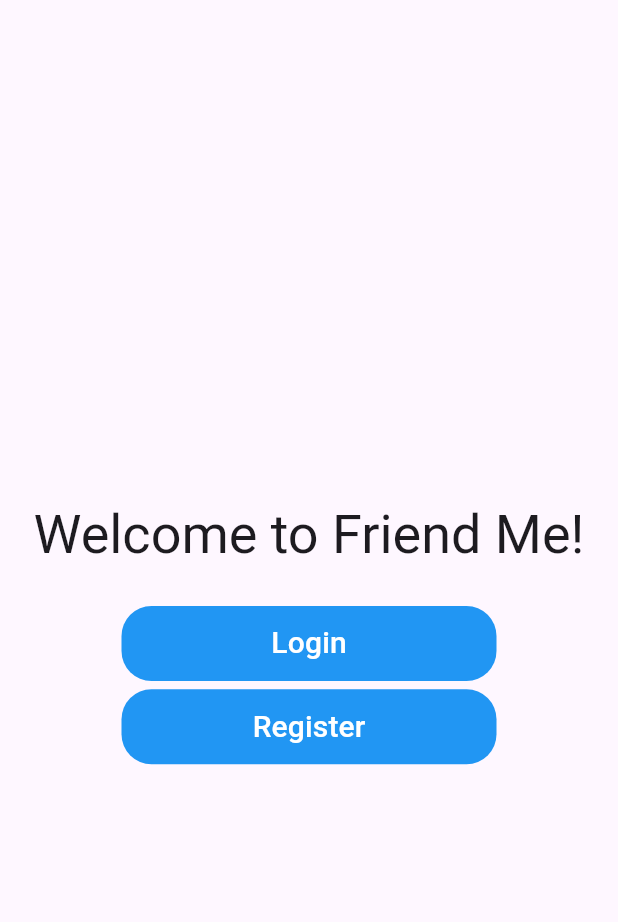
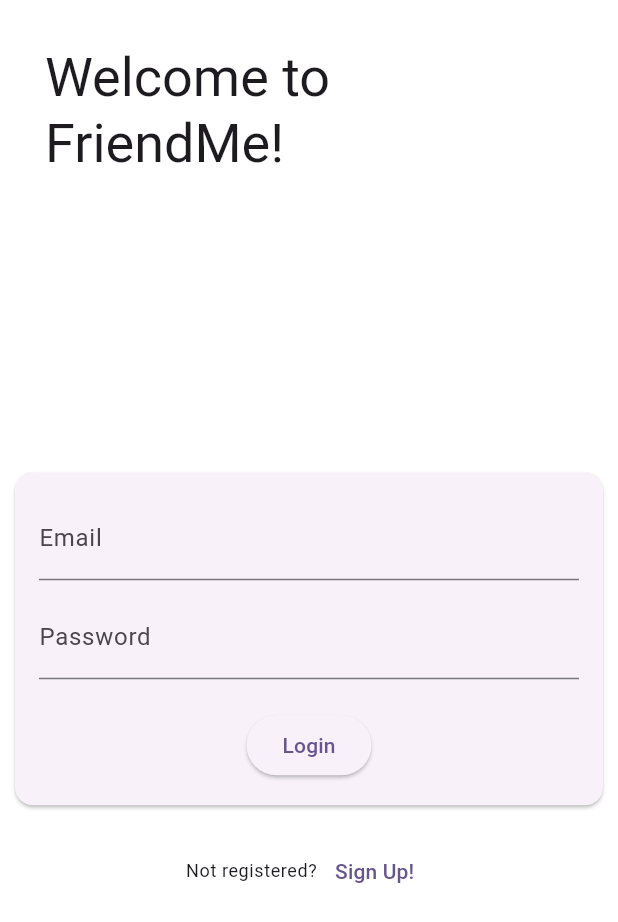
Before and after one commit to awroda596/Friend-Me, a Flutter app: the screen it shows after launch, on a phone screen of 412 x 824 dp. Shown: the top 922 px of the screen. Run offline on Flutter 3.47's test engine with Material 3 defaults, Android fonts, the phone set to English and light mode, and no system bars; our stand-ins replace firebase_auth, firebase_core, image_picker, shared_preferences; missing offline and left inert: firebase_ui_auth, kalender; accounts and stored records are empty.

Commit message:
custom login and register pages
basic implementation.  custom register will allow for setting things like public and private names on account creation.

```diff
--- a/friend_me/lib/auth/Login.dart
+++ b/friend_me/lib/auth/Login.dart
@@ -0,0 +1,113 @@
+import 'package:firebase_auth/firebase_auth.dart';
+import 'package:flutter/material.dart';
+import 'package:friend_me/auth/Register.dart';
+import 'package:friend_me/pages/home.dart';
+import 'package:shared_preferences/shared_preferences.dart';
+import 'Register.dart';
+
+class Login extends StatefulWidget {
+  const Login({super.key});
+  @override
+  State<Login> createState() => LoginState();
+}
+
+class LoginState extends State<Login> {
+  @override
+  void initState() {}
+
+  final TextEditingController _email = TextEditingController();
+  final TextEditingController _password = TextEditingController();
+
+  @override
+  Widget build(BuildContext context) {
+    return StreamBuilder<User?>(
+        stream: FirebaseAuth.instance.authStateChanges(),
+        builder: (context, snapshot) {
+          if (!snapshot.hasData) {
+            return Center(
+                child: Column(
+              mainAxisAlignment: MainAxisAlignment.center,
+              children: [
+                Container(
+                  margin: EdgeInsets.all(30),
+                  child: Text(
+                    'Welcome to FriendMe!',
+                    style: Theme.of(context).textTheme.displaySmall,
+                  ),
+                ),
+                Spacer(
+                  flex: 3,
+                ),
+                Container(
+                  constraints: BoxConstraints(
+                      minHeight: 200,
+                      minWidth: 400,
+                      maxHeight: 600,
+                      maxWidth: 500),
+                  child: Card(
+                    margin: EdgeInsets.all(10.0),
+                    child: Padding(
+                      padding: EdgeInsets.all(16.0),
+                      child: Column(
+                        mainAxisSize: MainAxisSize.min,
+                        children: <Widget>[
+                          TextField(
+                            controller: _email,
+                            decoration: InputDecoration(labelText: 'Email'),
+                          ),
+                          SizedBox(height: 10),
+                          TextField(
+                            controller: _password,
+                            decoration: InputDecoration(labelText: 'Password'),
+                            obscureText: true,
+                          ),
+                          SizedBox(height: 20),
+                          ElevatedButton(
+                            onPressed: () {
+                              try {
+                                final credential = FirebaseAuth.instance
+                                    .signInWithEmailAndPassword(
+                                  email: _email.text,
+                                  password: _password.text,
+                                );
+                              } on FirebaseAuthException catch (e) {
+                                if (e.code == 'user-not-found') {
+                                  print('No user found for that email.');
+                                } else if (e.code == 'wrong-password') {
+                                  print(
+                                      'Wrong password provided for that user.');
+                                }
+                              }
+                            },
+                            child: Text('Login'),
+                          ),
+                        ],
+                      ),
+                    ),
+                  ),
+                ),
+                Container(
+                  margin: EdgeInsets.all(10),
+                  child: Row(
+                      mainAxisAlignment: MainAxisAlignment.center,
+                      children: <Widget>[
+                        Text('Not registered?',
+                            style: Theme.of(context).textTheme.bodySmall),
+                        TextButton(
+                            child: Text('Sign Up!'),
+                            onPressed: () {
+                              Navigator.push(
+                                  context,
+                                  MaterialPageRoute(
+                                      builder: (context) => Register()));
+                            })
+                      ]),
+                ),
+                Spacer(flex: 4),
+              ],
+            ));
+          }
+          return const HomeRoute();
+        });
+  }
+}
--- a/friend_me/lib/auth/app.dart
+++ b/friend_me/lib/auth/app.dart
@@ -1,4 +1,5 @@
 import 'package:flutter/material.dart';
+import 'package:friend_me/auth/Login.dart';
 import 'package:friend_me/auth/landing_page.dart';
 import 'landing_page.dart';
 import 'auth_gate.dart';
@@ -12,7 +13,7 @@ class MyApp extends StatelessWidget {
         colorScheme: ColorScheme.fromSeed(seedColor: Colors.deepPurple),
         useMaterial3: true,
       ),
-      home: const LandingPage(),
+      home: const Login(),
     );
   }
 }
```
Also changed, not shown: friend_me/lib/auth/Register.dart (+105 -0 lines), friend_me/lib/auth/landing_page.dart (+6 -4 lines).
